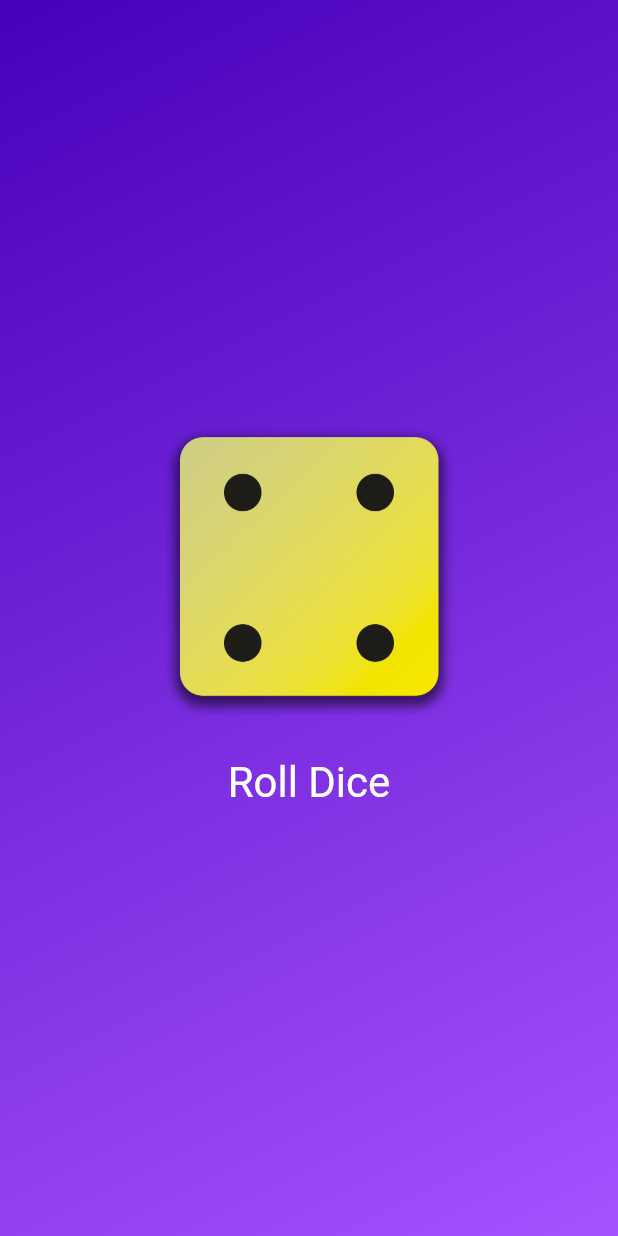
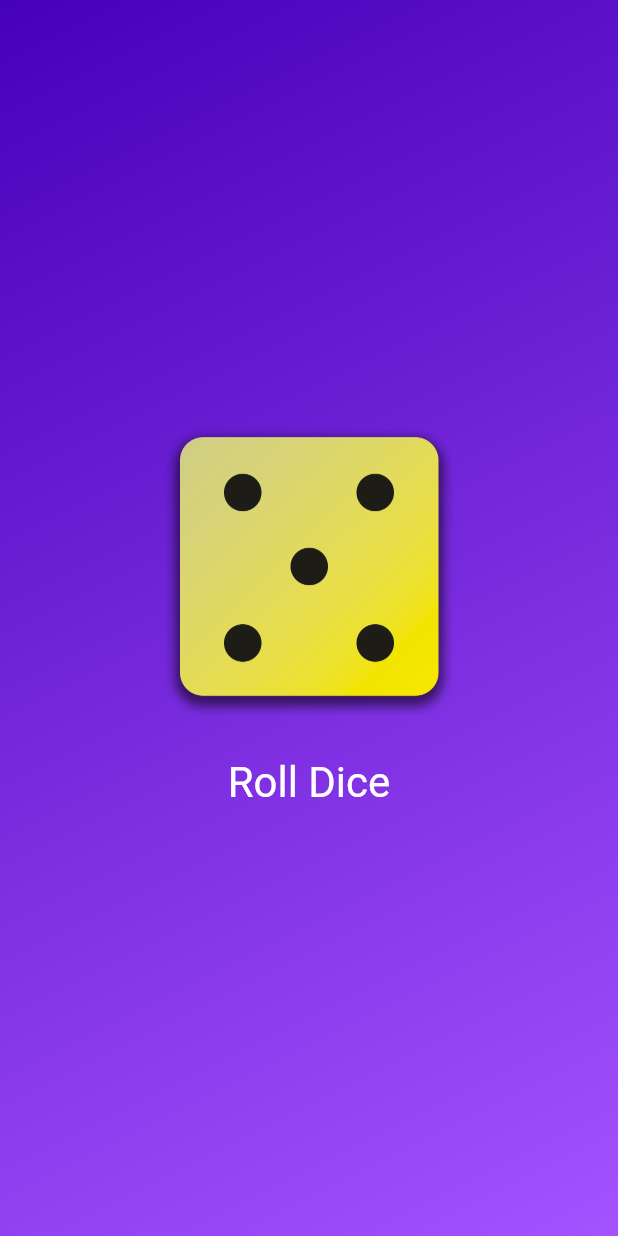
Before and after one commit to Subha-5/Dice-Roll-App, a Flutter app: the screen it shows after launch, after a tap on "Roll Dice", on a phone screen of 412 x 824 dp. Run offline on Flutter 3.47's test engine with Material 2 defaults, Android fonts, the phone set to English and light mode, and no system bars.

```diff
--- a/lib/dice_roller.dart
+++ b/lib/dice_roller.dart
@@ -1,4 +1,7 @@
+import 'dart:math';
 import 'package:flutter/material.dart';
+
+final randomizer = Random();
 
 class DiceRoller extends StatefulWidget {
   const DiceRoller({super.key});
@@ -10,11 +13,11 @@ class DiceRoller extends StatefulWidget {
 }
 
 class _DiceRollerState extends State<DiceRoller> {
-  var activeDiceImage = 'assets/images/dice-2.png';
+  var currentDiceRoll = 6;
 
   void rollDice() {
     setState(() {
-      activeDiceImage = 'assets/images/dice-4.png';
+      currentDiceRoll = randomizer.nextInt(6) + 1;
     });
   }
 
@@ -24,7 +27,7 @@ class _DiceRollerState extends State<DiceRoller> {
       mainAxisSize: MainAxisSize.min,
       children: [
         Image.asset(
-          activeDiceImage,
+          'assets/images/dice-$currentDiceRoll.png',
           width: 200,
         ),
         const SizedBox(
```
